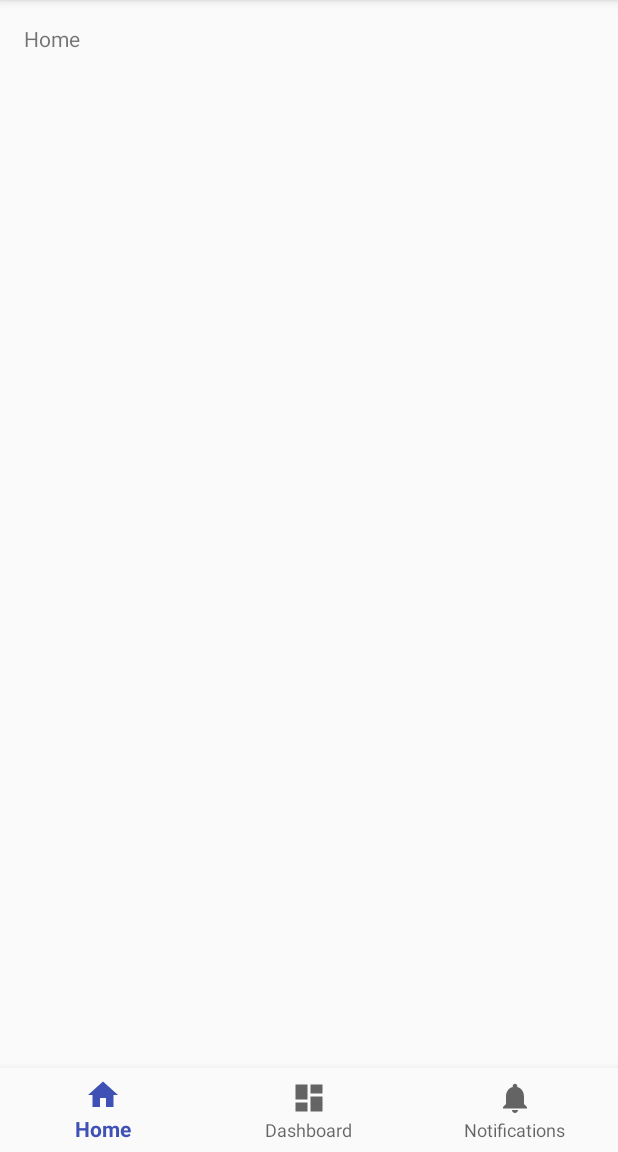
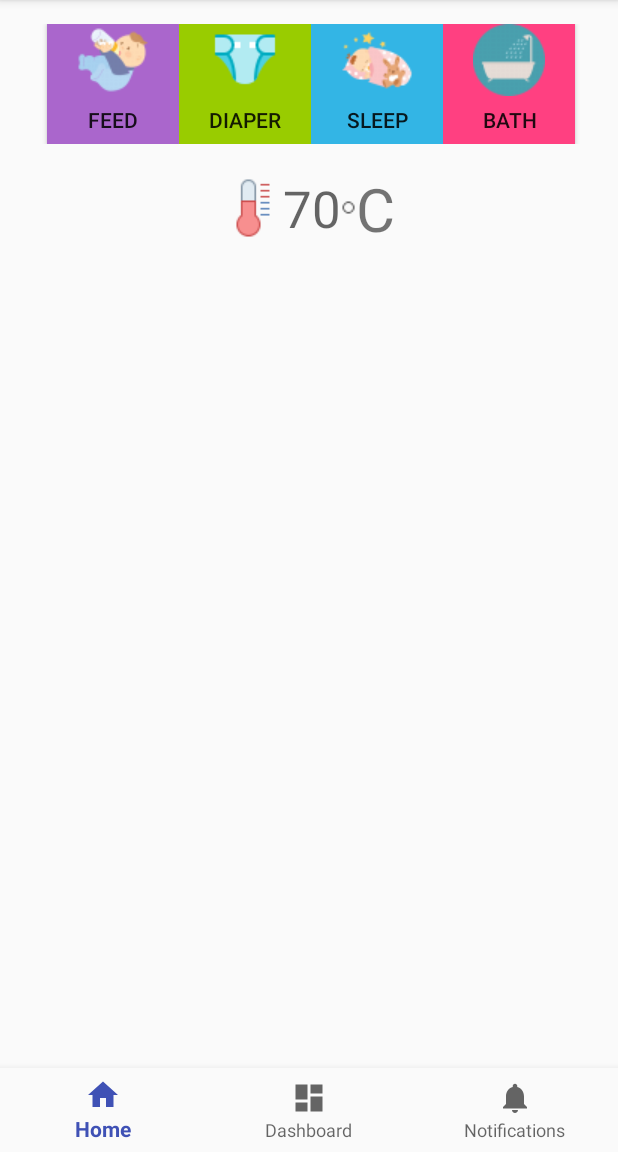
Before and after one commit to loanvo/Android-BabyActivities, an Android app: the BabyActivities screen opened directly, with no data from a screen before it, on a phone screen of 412 x 824 dp, the part 84-1236 px from its top. Run offline under Robolectric (Android 15) with nearby library versions, the phone set to English and light mode, and no system bars.

Commit message:
Implement temperature display on screen - use sensor TYPE_PRESSURE plug in Hypsometric formular to cal temp

```diff
--- a/app/src/main/AndroidManifest.xml
+++ b/app/src/main/AndroidManifest.xml
@@ -1,6 +1,9 @@
 <?xml version="1.0" encoding="utf-8"?>
 <manifest xmlns:android="http://schemas.android.com/apk/res/android"
     package="cs175.babysactivities">
+    <uses-feature
+        android:name="android.hardware.sensor.barometer"
+        android:required="false"></uses-feature>
 
     <application
         android:allowBackup="true"
--- a/app/src/main/java/cs175/babysactivities/BabyActivities.java
+++ b/app/src/main/java/cs175/babysactivities/BabyActivities.java
@@ -3,6 +3,10 @@ package cs175.babysactivities;
 import android.content.Context;
 import android.content.Intent;
 import android.content.SharedPreferences;
+import android.hardware.Sensor;
+import android.hardware.SensorEvent;
+import android.hardware.SensorEventListener;
+import android.hardware.SensorManager;
 import android.os.Bundle;
 import android.preference.PreferenceManager;
 import android.support.annotation.NonNull;
@@ -10,12 +14,22 @@ import android.support.design.widget.BottomNavigationView;
 import android.support.v7.app.AppCompatActivity;
 import android.view.MenuItem;
 import android.widget.TextView;
+import android.widget.Toast;
 
-public class BabyActivities extends AppCompatActivity {
+public class BabyActivities extends AppCompatActivity implements SensorEventListener{
 
     private TextView mTextMessage;
-    SharedPreferences sharedPreferences;
 
+    SensorManager sensorManager;
+    Sensor sensor;
+    int temperature =0;
+
+    //constant to calculate temperature references at keisan.casio.com
+    final static float CONSTANT1 = 5.257F;
+    final static float CONSTANT2 = 0.0065F;
+    final static float CONSTANT3 = 273.15F;
+
+    private TextView tempView;
     private BottomNavigationView.OnNavigationItemSelectedListener mOnNavigationItemSelectedListener
             = new BottomNavigationView.OnNavigationItemSelectedListener() {
 
@@ -44,7 +58,43 @@ public class BabyActivities extends AppCompatActivity {
         mTextMessage = (TextView) findViewById(R.id.message);
         BottomNavigationView navigation = (BottomNavigationView) findViewById(R.id.navigation);
         navigation.setOnNavigationItemSelectedListener(mOnNavigationItemSelectedListener);
+
+        tempView = (TextView) findViewById(R.id.temp_view);
+
+        sensorManager =(SensorManager) getSystemService(SENSOR_SERVICE);
+        sensor = sensorManager.getDefaultSensor(Sensor.TYPE_PRESSURE);
     }
 
+    @Override
+    public void onResume() {
 
+        super.onResume();
+        Sensor tempSensor = sensorManager.getDefaultSensor(Sensor.TYPE_PRESSURE);
+        if(tempSensor != null){
+            sensorManager.registerListener(this, tempSensor, sensorManager.SENSOR_DELAY_NORMAL);
+        } else {
+            Toast.makeText(this, "Sensor not found", Toast.LENGTH_SHORT).show();
+        }
+
+    }
+
+    @Override
+    public void onSensorChanged(SensorEvent event) {
+        if(event.sensor.getType() == Sensor.TYPE_PRESSURE);{
+           float pressure;
+           float altitude;
+           float sealevel;
+            pressure = (float) event.values[0];
+            sealevel = SensorManager.PRESSURE_STANDARD_ATMOSPHERE;
+            altitude = SensorManager.getAltitude(sealevel, pressure);
+            temperature = (int) Math.round((1/(1 - Math.pow(Math.E, Math.log(pressure/sealevel)/CONSTANT1)))
+                    *(CONSTANT2*altitude) - CONSTANT2*altitude - CONSTANT3);
+            tempView.setText(Double.toString(temperature));
+        }
+    }
+
+    @Override
+    public void onAccuracyChanged(Sensor sensor, int accuracy) {
+
+    }
 }
--- a/app/src/main/res/layout/activity_baby_activities.xml
+++ b/app/src/main/res/layout/activity_baby_activities.xml
@@ -7,16 +7,7 @@
     android:layout_height="match_parent"
     tools:context="cs175.babysactivities.BabyActivities">
 
-    <TextView
-        android:id="@+id/message"
-        android:layout_width="wrap_content"
-        android:layout_height="wrap_content"
-        android:layout_marginLeft="@dimen/activity_horizontal_margin"
-        android:layout_marginStart="@dimen/activity_horizontal_margin"
-        android:layout_marginTop="@dimen/activity_vertical_margin"
-        android:text="@string/title_home"
-        app:layout_constraintLeft_toLeftOf="parent"
-        app:layout_constraintTop_toTopOf="parent" />
+
 
     <android.support.design.widget.BottomNavigationView
         android:id="@+id/navigation"
@@ -30,4 +21,89 @@
         app:layout_constraintRight_toRightOf="parent"
         app:menu="@menu/navigation" />
 
+    <LinearLayout
+        android:layout_width="match_parent"
+        android:layout_height="match_parent"
+        android:orientation="vertical"
+        app:layout_constraintTop_toTopOf="parent"
+        >
+
+        <LinearLayout
+            android:layout_width="match_parent"
+            android:layout_height="wrap_content"
+            android:layout_marginHorizontal="@dimen/activity_horizontal_margin"
+            android:layout_marginVertical="@dimen/activity_vertical_margin"
+            app:layout_constraintTop_toTopOf="parent">
+
+            <Button
+                android:id="@+id/feed_button"
+                android:layout_width="wrap_content"
+                android:layout_height="80dp"
+                android:layout_marginLeft="15dp"
+                android:background="@android:color/holo_purple"
+                android:drawableTop="@drawable/drinking"
+                android:text="Feed"
+               />
+
+            <Button
+                android:id="@+id/diaper_button"
+                android:layout_width="wrap_content"
+                android:layout_height="80dp"
+                android:background="@android:color/holo_green_light"
+                android:drawableTop="@drawable/diaper"
+                android:text="Diaper"
+                 />
+
+            <Button
+                android:id="@+id/supply_button"
+                android:layout_width="wrap_content"
+                android:layout_height="80dp"
+                android:background="@android:color/holo_blue_light"
+                android:drawableTop="@drawable/sleep"
+                android:text="Sleep"
+                />
+
+            <Button
+                android:id="@+id/calender_button"
+                android:layout_width="wrap_content"
+                android:layout_height="80dp"
+                android:background="@color/colorAccent"
+                android:drawableTop="@drawable/bath"
+                android:text="Bath"
+                 />
+        </LinearLayout>
+        <LinearLayout
+            android:layout_width="wrap_content"
+            android:layout_height="wrap_content"
+            android:layout_gravity="center"
+            android:orientation="horizontal">
+                <TextView
+                    android:id="@+id/temp_view"
+                    android:layout_width="wrap_content"
+                    android:layout_height="wrap_content"
+                    android:text="70"
+                    android:drawableRight="@drawable/degrees"
+                    android:textAppearance="@style/TextAppearance.AppCompat.Display1"
+                    android:gravity="center"
+                    android:layout_gravity="center"
+                    android:drawableLeft="@drawable/thermo"
+                    />
+ <!--           <TextView
+                android:layout_width="wrap_content"
+                android:layout_height="wrap_content"
+                android:text="0"
+                /> -->
+            <TextView
+                android:layout_width="wrap_content"
+                android:layout_height="wrap_content"
+                android:text="C"
+                android:textSize="40dp"
+                android:layout_gravity="center"
+                />
+        </LinearLayout>
+
+
+
+    </LinearLayout>
+
 </android.support.constraint.ConstraintLayout>
```
Also changed, not shown: app/src/main/res/drawable/bath.png (added), app/src/main/res/drawable/c.png (added), app/src/main/res/drawable/cloud.png (added), app/src/main/res/drawable/degrees.png (added), app/src/main/res/drawable/diaper.png (added), app/src/main/res/drawable/drinking.png (added), app/src/main/res/drawable/sleep.png (added), app/src/main/res/drawable/thermo.png (added).
